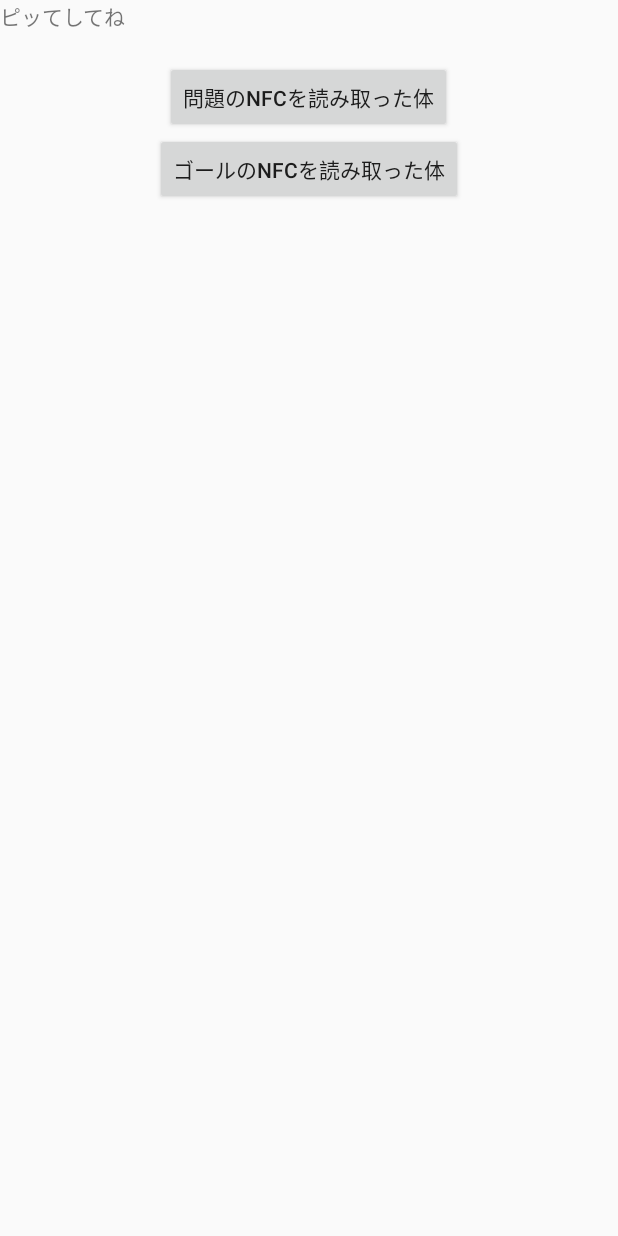
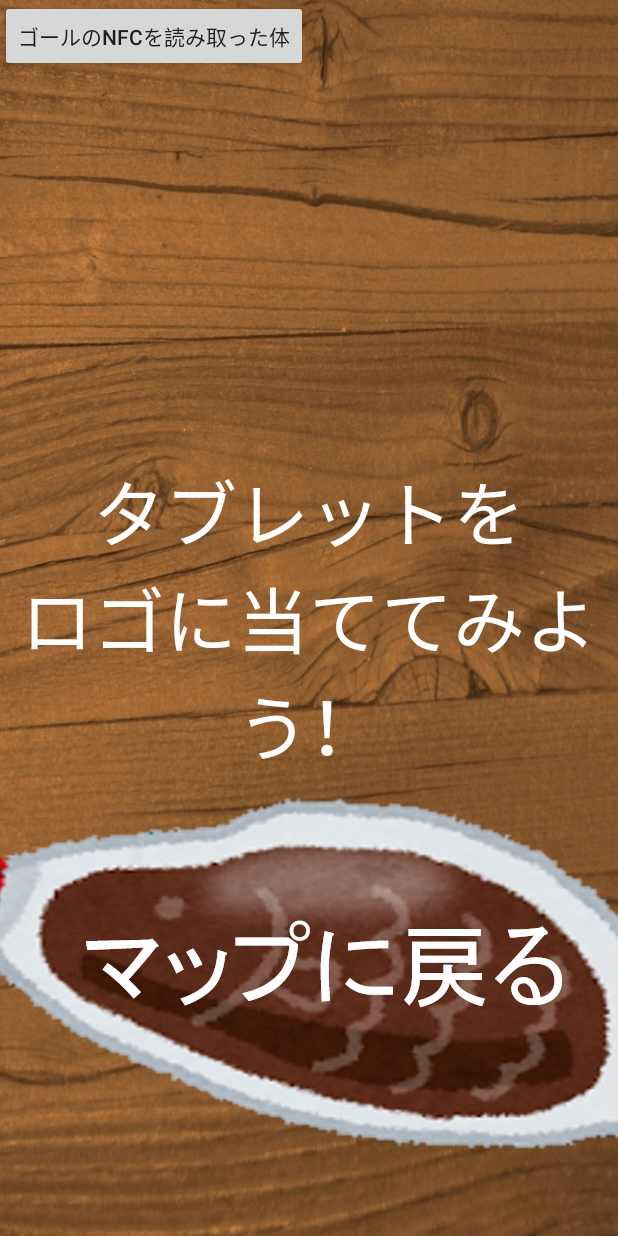
Before and after one commit to kiyokuro/ShoyuWalk, an Android app: the ScanNfcActivity screen opened directly, with no data from a screen before it, on a phone screen of 412 x 824 dp. Run offline under Robolectric (Android 15) with nearby library versions, the phone set to English and light mode, and no system bars.

Commit message:
スキャンページ追加

```diff
--- a/app/src/main/res/layout/scan_nfc_layout.xml
+++ b/app/src/main/res/layout/scan_nfc_layout.xml
@@ -1,28 +1,29 @@
-<LinearLayout xmlns:android="http://schemas.android.com/apk/res/android"
+<RelativeLayout xmlns:android="http://schemas.android.com/apk/res/android"
     xmlns:tools="http://schemas.android.com/tools"
     android:layout_width="match_parent"
     android:layout_height="match_parent"
-    android:orientation="vertical">
-
-    <TextView
-        android:id="@+id/scan"
-        android:layout_width="wrap_content"
-        android:layout_height="wrap_content"
-        android:text="ピッてしてね"
-        />
+    android:orientation="vertical"
+    android:background="@drawable/scanbg2">
 
     <TextView
         android:id="@+id/id_view"
         android:layout_width="wrap_content"
-        android:layout_height="wrap_content" />
+        android:layout_height="wrap_content"
+        android:layout_centerInParent="true"
+        android:gravity="center"
+        android:textColor="#ffffff"
+        android:textSize="48dp"
+        android:text="タブレットを\nロゴに当ててみよう！"/>
 
-    <Button
+    <ImageButton
         android:layout_width="wrap_content"
         android:layout_height="wrap_content"
-        android:text="問題のNFCを読み取った体"
         android:id="@+id/button1"
-        android:layout_gravity="center_horizontal"
-        android:onClick="goQuestion" />
+        android:background="@null"
+        android:src="@drawable/scanbt"
+        android:onClick="goQuestion"
+        android:layout_alignParentBottom="true"
+        android:layout_centerInParent="true"/>
 
     <Button
         android:layout_width="wrap_content"
@@ -32,4 +33,4 @@
         android:layout_gravity="center_horizontal"
         android:onClick="goResult" />
 
-</LinearLayout>
+</RelativeLayout>
```
Also changed, not shown: app/src/main/res/drawable-hdpi/scanbg2.jpg (added), app/src/main/res/drawable-hdpi/scanbt.png (added), app/src/main/res/drawable-hdpi/scanbt2.png (added), app/src/main/res/drawable-mdpi/scanbg2.jpg (added), app/src/main/res/drawable-mdpi/scanbt.png (added), app/src/main/res/drawable-mdpi/scanbt2.png (added), app/src/main/res/drawable-xhdpi/scanbg2.jpg (added), app/src/main/res/drawable-xhdpi/scanbt.png (added), app/src/main/res/drawable-xhdpi/scanbt2.png (added), app/src/main/res/drawable-xxhdpi/scanbg2.jpg (added), app/src/main/res/drawable-xxhdpi/scanbt.png (added), app/src/main/res/drawable-xxhdpi/scanbt2.png (added), 4 other files.
